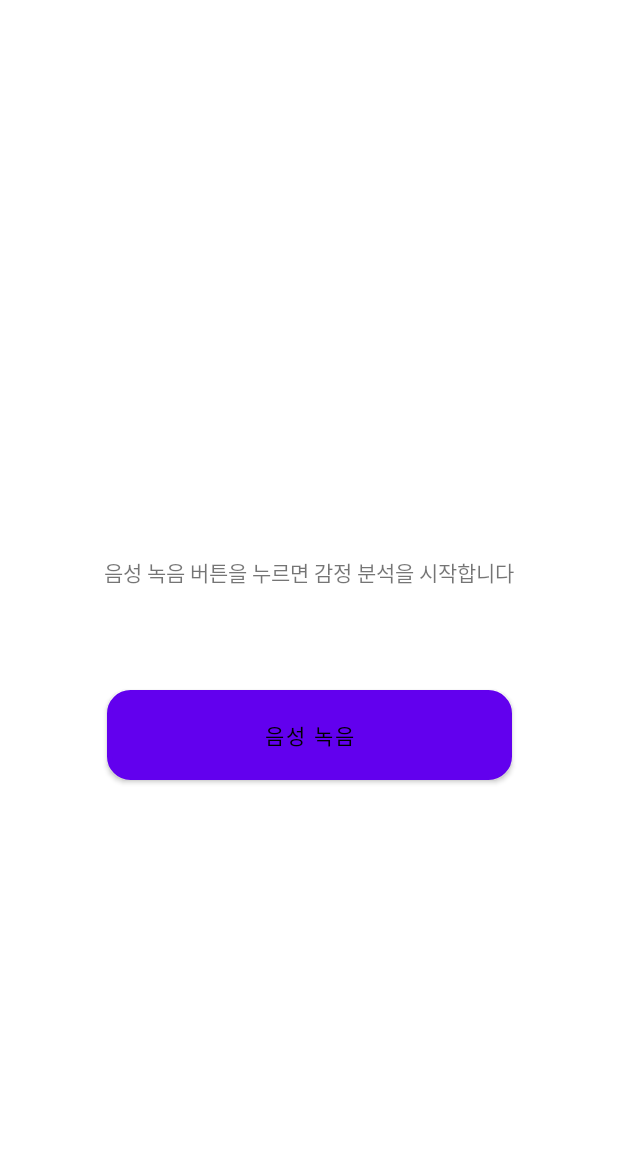
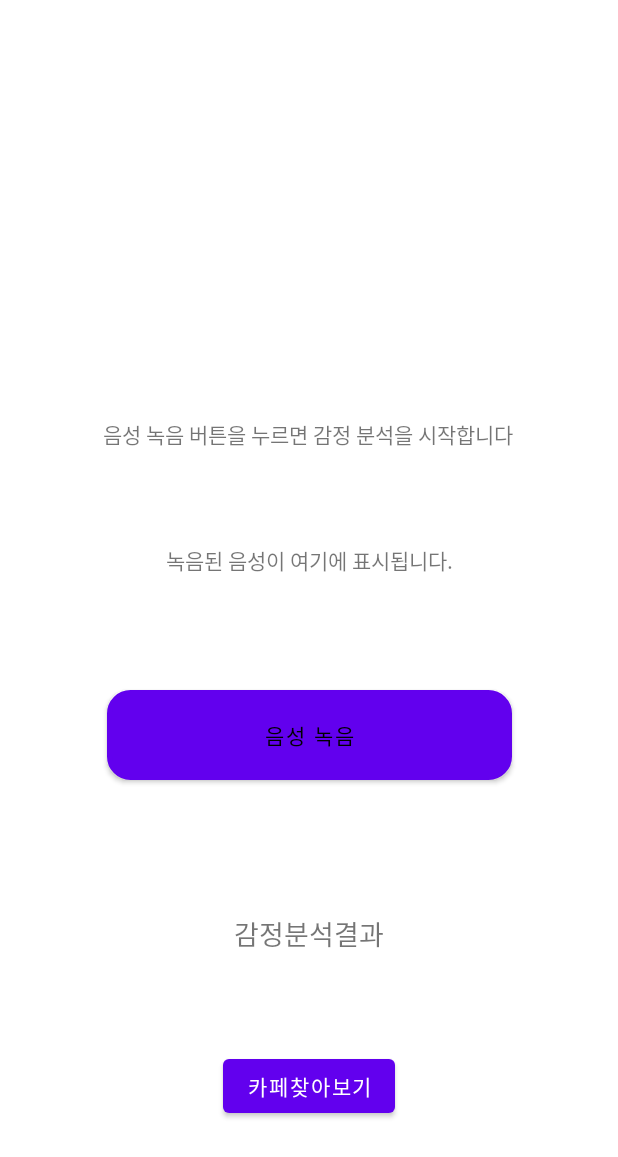
Before and after one commit to choyj0920/KonkukCafe, an Android app: the VoiceActivity screen opened directly, with no data from a screen before it, on a phone screen of 412 x 824 dp. Shown: the top 1157 px of the screen. Run offline under Robolectric (Android 15) with nearby library versions, the phone set to English and light mode, and no system bars.

Commit message:
보이스 기능구현 완료

```diff
--- a/app/src/main/AndroidManifest.xml
+++ b/app/src/main/AndroidManifest.xml
@@ -3,6 +3,7 @@
     xmlns:tools="http://schemas.android.com/tools">
 
     <uses-permission android:name="android.permission.INTERNET" />
+    <uses-permission android:name="android.permission.RECORD_AUDIO" />
     <uses-permission android:name="android.permission.READ_EXTERNAL_STORAGE" />
     <uses-permission android:name="android.permission.WRITE_EXTERNAL_STORAGE" />
     <uses-permission android:name="android.permission.MANAGE_EXTERNAL_STORAGE" />
--- a/app/src/main/java/com/kounkukcafe/kounkukcafe/VoiceActivity.kt
+++ b/app/src/main/java/com/kounkukcafe/kounkukcafe/VoiceActivity.kt
@@ -1,6 +1,6 @@
 package com.kounkukcafe.kounkukcafe
 
-import android.annotation.SuppressLint
+
 import android.content.Intent
 import android.os.Build
 import androidx.appcompat.app.AppCompatActivity
@@ -8,9 +8,9 @@ import android.os.Bundle
 import android.speech.RecognitionListener
 import android.speech.SpeechRecognizer
 import android.speech.RecognizerIntent
-
 import android.widget.Toast
 import androidx.core.app.ActivityCompat
+import com.kounkukcafe.kounkukcafe.apiutil.ApiManager
 import com.kounkukcafe.kounkukcafe.databinding.ActivityVoiceBinding
 
 class VoiceActivity : AppCompatActivity() {
@@ -41,9 +41,24 @@ class VoiceActivity : AppCompatActivity() {
         }
 
         binding.button.setOnClickListener {
+
+
             mRecognizer = SpeechRecognizer.createSpeechRecognizer(this)
             mRecognizer.setRecognitionListener(listener)
             mRecognizer.startListening(intent)
+        }
+
+
+//        binding.button.setOnClickListener {
+//            val inputtext:String=binding.textView.text.toString().trim().replace("\n","")
+//            if(inputtext.length != 0){
+//                ApiManager.callEmotionrecognitionText(inputtext,binding.resultText)
+//            }
+//        }
+        binding.buttontolist.setOnClickListener {
+            val nextIntent = Intent(this, CafeListActivity::class.java)
+            nextIntent.putExtra("emotion",binding.resultText.text.toString().trim())
+            startActivity(nextIntent)
         }
     }
 
@@ -83,10 +98,17 @@ class VoiceActivity : AppCompatActivity() {
             for (i in matches.indices) {
                 binding.textView.text = matches[i]
             }
+
+            val inputtext:String=binding.textView.text.toString().trim().replace("\n","")
+            if(inputtext.length != 0){
+                ApiManager.callEmotionrecognitionText(inputtext,binding.resultText)
+            }
         }
 
         override fun onPartialResults(partialResults: Bundle?) {}
 
         override fun onEvent(eventType: Int, params: Bundle?) {}
     }
+
+
 }
--- a/app/src/main/res/layout/activity_voice.xml
+++ b/app/src/main/res/layout/activity_voice.xml
@@ -5,6 +5,7 @@
     android:layout_width="match_parent"
     android:layout_height="match_parent"
     tools:context=".VoiceActivity">
+
 
     <Button
         android:id="@+id/button"
@@ -25,9 +26,49 @@
         android:id="@+id/textView"
         android:layout_width="wrap_content"
         android:layout_height="wrap_content"
-        android:layout_marginBottom="68dp"
+        android:layout_marginBottom="76dp"
+        android:text="녹음된 음성이 여기에 표시됩니다."
+        app:layout_constraintBottom_toTopOf="@+id/button"
+        app:layout_constraintEnd_toEndOf="parent"
+        app:layout_constraintStart_toStartOf="parent" />
+
+    <TextView
+        android:id="@+id/textView2"
+        android:layout_width="wrap_content"
+        android:layout_height="wrap_content"
+        android:layout_marginBottom="160dp"
         android:text="음성 녹음 버튼을 누르면 감정 분석을 시작합니다"
         app:layout_constraintBottom_toTopOf="@+id/button"
         app:layout_constraintEnd_toEndOf="parent"
+        app:layout_constraintHorizontal_bias="0.496"
         app:layout_constraintStart_toStartOf="parent" />
+
+    <TextView
+        android:id="@+id/result_text"
+
+        android:layout_width="match_parent"
+        android:layout_height="wrap_content"
+        android:layout_below="@+id/button"
+        android:layout_marginBottom="188dp"
+        android:gravity="center"
+        android:text="감정분석결과"
+        android:textAlignment="center"
+        android:textSize="18sp"
+        app:layout_constraintBottom_toBottomOf="parent"
+        tools:layout_editor_absoluteX="0dp" />
+
+    <Button
+        android:id="@+id/buttontolist"
+
+        android:layout_width="wrap_content"
+        android:layout_height="wrap_content"
+        android:layout_below="@+id/result_text"
+        android:layout_centerHorizontal="true"
+        android:layout_marginTop="64dp"
+        android:gravity="center"
+        android:text="카페찾아보기"
+        app:layout_constraintEnd_toEndOf="parent"
+        app:layout_constraintStart_toStartOf="parent"
+        app:layout_constraintTop_toBottomOf="@+id/result_text" />
+
 </androidx.constraintlayout.widget.ConstraintLayout>
```
